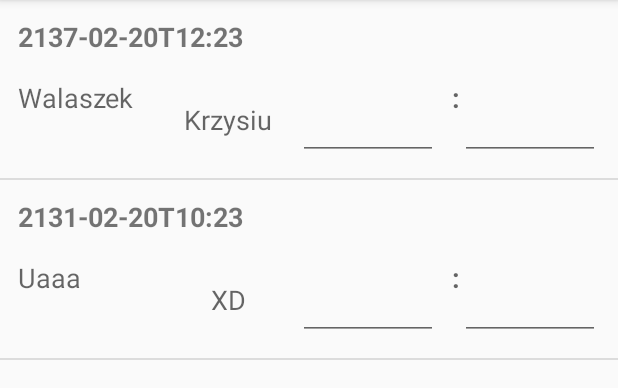
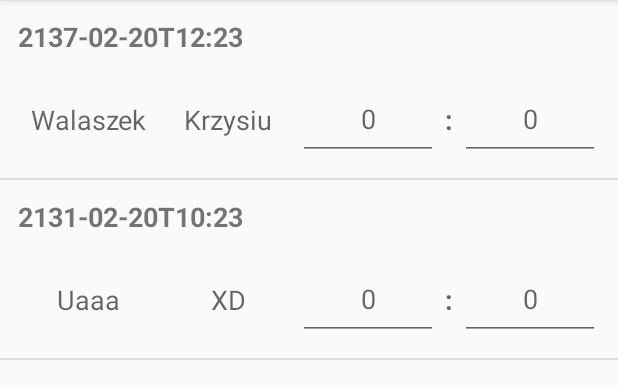
Before and after one commit to nazkord/Siemanejro, an Android app: the screen it shows after launch (Tipp), after a tap on "TYPER", on a phone screen of 412 x 824 dp, the part 84-472 px from its top. Run offline under Robolectric (Android 15) with nearby library versions, the phone set to English and light mode, and no system bars.

Commit message:
lepsze wyswietlanie

```diff
--- a/app/src/main/java/com/siemanejro/siemanejroproject/AddMatchActivity.java
+++ b/app/src/main/java/com/siemanejro/siemanejroproject/AddMatchActivity.java
@@ -47,9 +47,7 @@ public class AddMatchActivity extends AppCompatActivity {
         setContentView(R.layout.activity_add_match);
 
         addToolbar();
-        Intent intent = getIntent();
-        matchesArray = (ArrayList<Match>) intent.getSerializableExtra(MainActivity.MESSAGE_LIST_OF_MATCHES);
-        Log.d("AAAAAAAAAA",matchesArray.toString());
+        matchesArray = new ArrayList<>();
         input_date = (EditText) findViewById(R.id.input_date);
         input_time = (EditText) findViewById(R.id.input_time);
 
--- a/app/src/main/java/com/siemanejro/siemanejroproject/MainActivity.java
+++ b/app/src/main/java/com/siemanejro/siemanejroproject/MainActivity.java
@@ -25,7 +25,6 @@ public class MainActivity extends AppCompatActivity {
     Button typer;
     ArrayList<Match> listOfMatches=new ArrayList<>();
 
-    public static final String MESSAGE_LIST_OF_MATCHES="list of matches";
 
     @Override
     protected void onCreate(Bundle savedInstanceState) {
@@ -47,8 +46,6 @@ public class MainActivity extends AppCompatActivity {
             @Override
             public void onClick(View v) {
                 Intent intent  = new Intent(MainActivity.this, AddMatchActivity.class);
-                Log.d("AAAAAAAAAA",listOfMatches.toString());
-                intent.putExtra(MESSAGE_LIST_OF_MATCHES,listOfMatches);
                 startActivity(intent);
             }
         });
--- a/app/src/main/java/com/siemanejro/siemanejroproject/MatchesAdapter.java
+++ b/app/src/main/java/com/siemanejro/siemanejroproject/MatchesAdapter.java
@@ -41,9 +41,6 @@ public class MatchesAdapter extends ArrayAdapter<Match> {
         TextView date = (TextView) convertView.findViewById(R.id.dateTime);
         date.setText(currentMatch.getMatchDate().toString());
 
-        TextView colon = (TextView) convertView.findViewById(R.id.colon);
-        colon.setText(":");
-
         TextView teamName1 = (TextView) convertView.findViewById(R.id.teamName1);
         teamName1.setText(currentMatch.getTeam1());
 
--- a/app/src/main/res/layout/match_item.xml
+++ b/app/src/main/res/layout/match_item.xml
@@ -28,7 +28,7 @@
             android:layout_height="match_parent"
             android:layout_weight="1"
             android:textAppearance="?android:textAppearanceMedium"
-            android:gravity="start" />
+            android:gravity="center" />
 
         <TextView
             android:id="@+id/teamName2"
@@ -45,14 +45,16 @@
             android:layout_weight="1"
             android:textAppearance="?android:textAppearanceMedium"
             android:gravity="center"
-            android:autofillHints="0"/>
+            android:inputType="number"
+            android:hint="0"/>
 
         <TextView
             android:id="@+id/colon"
             android:layout_width="5dp"
             android:layout_height="match_parent"
             android:layout_weight="0.1"
-            android:gravity="end"
+            android:gravity="center"
+            android:text="@string/colon"
             android:textAppearance="?android:textAppearanceMedium"
             android:textStyle="bold" />
 
@@ -62,8 +64,9 @@
             android:layout_height="match_parent"
             android:layout_weight="1"
             android:textAppearance="?android:textAppearanceMedium"
-            android:gravity="end"
-            android:autofillHints="0"/>
+            android:gravity="center"
+            android:inputType="number"
+            android:hint="0"/>
 
     </LinearLayout>
 
--- a/app/src/main/res/values/strings.xml
+++ b/app/src/main/res/values/strings.xml
@@ -14,4 +14,5 @@
     <string name="permission_rationale">"Contacts permissions are needed for providing email
         completions."
     </string>
+    <string name="colon">:</string>
 </resources>
```
